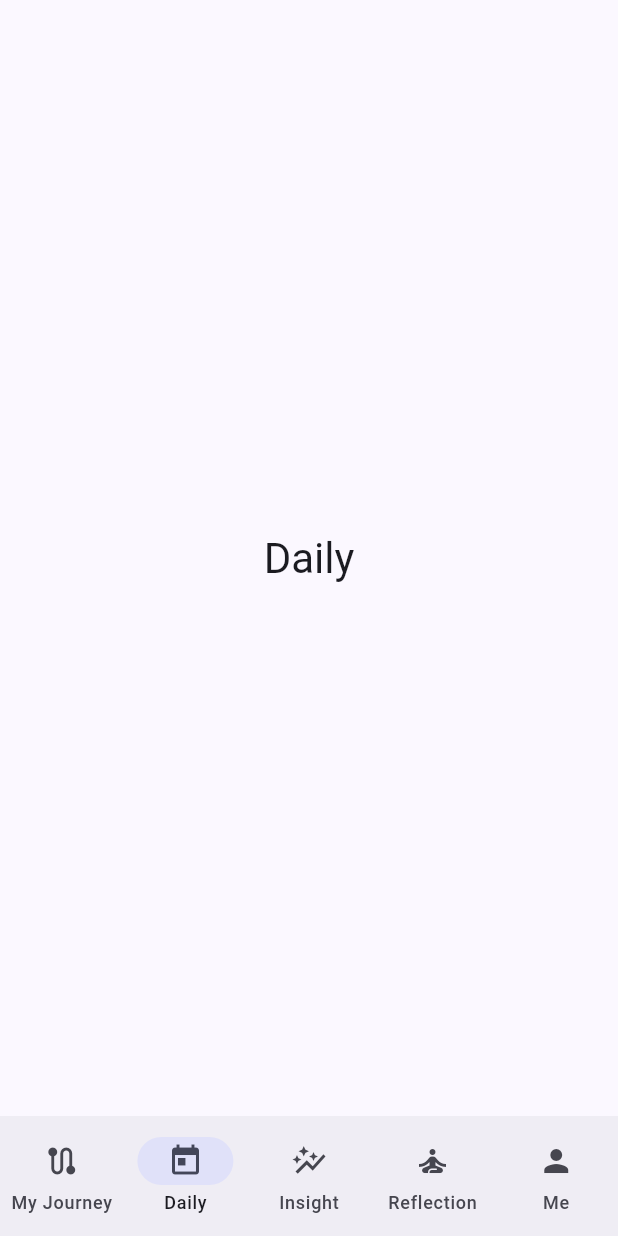
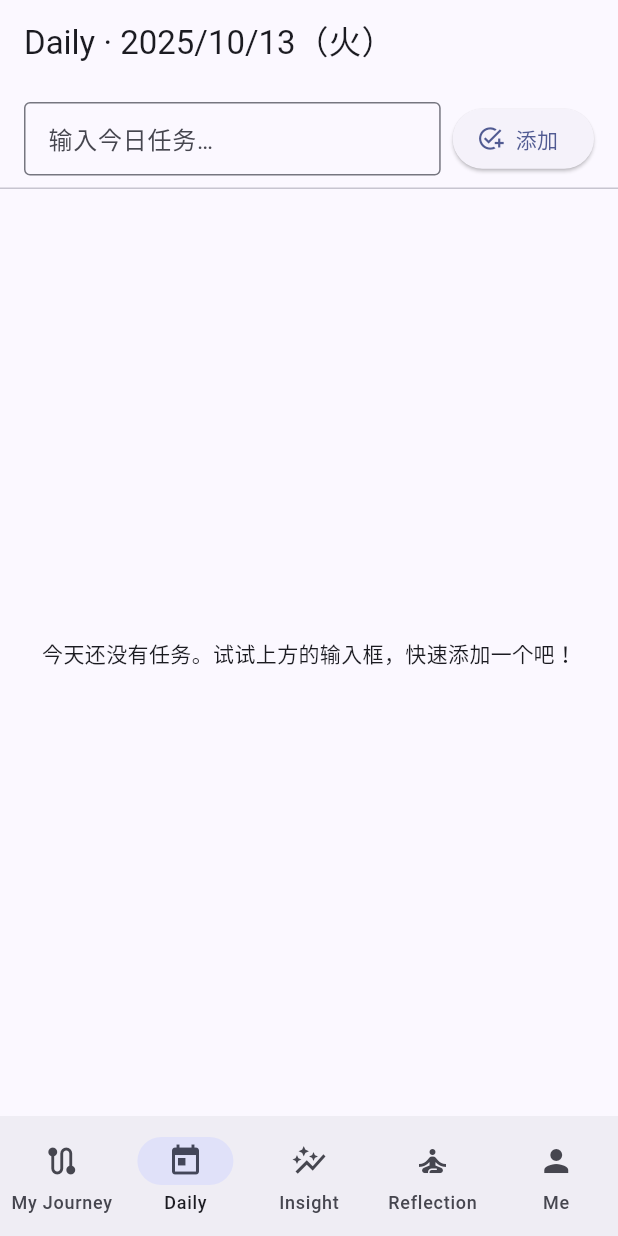
Before and after one commit to itsukikuchiki/target_notebook, a Flutter app: the screen it shows after launch, item 2 of the bottom bar chosen, on a phone screen of 412 x 824 dp. Run offline on Flutter 3.47's test engine with Material 3 defaults, Android fonts, the phone set to English and light mode, and no system bars; our stand-ins replace hive, hive_flutter; accounts and stored records are empty.

Commit message:
fix: resolve provider import/type conflicts via aliases; split clean providers

```diff
--- /dev/null
+++ b/lib/common/utils/date_utils.dart
@@ -0,0 +1,6 @@
+bool isSameDay(DateTime a, DateTime b) {
+  return a.year == b.year && a.month == b.month && a.day == b.day;
+}
+
+DateTime startOfDay(DateTime d) => DateTime(d.year, d.month, d.day);
+DateTime endOfDay(DateTime d) => DateTime(d.year, d.month, d.day, 23, 59, 59, 999);
--- a/lib/core_app.dart
+++ b/lib/core_app.dart
@@ -1,8 +1,8 @@
 import 'package:flutter/material.dart';
 import 'package:provider/provider.dart';
 import 'core/hive_init.dart';
-import 'providers/goal_provider.dart';
-import 'providers/task_provider.dart';
+import 'providers/goal_provider.dart' as goals;   // 👈 别名
+import 'providers/task_provider.dart' as tasks;   // 👈 别名
 import 'main_screen.dart';
 
 class CoreApp extends StatelessWidget {
@@ -10,16 +10,16 @@ class CoreApp extends StatelessWidget {
 
   Future<void> _startup(BuildContext context) async {
     await initHive();
-    await context.read<GoalProvider>().init();
-    await context.read<TaskProvider>().init();
+    await context.read<goals.GoalProvider>().init();
+    await context.read<tasks.TaskProvider>().init();
   }
 
   @override
   Widget build(BuildContext context) {
     return MultiProvider(
       providers: [
-        ChangeNotifierProvider(create: (_) => GoalProvider()),
-        ChangeNotifierProvider(create: (_) => TaskProvider()),
+        ChangeNotifierProvider(create: (_) => goals.GoalProvider()),
+        ChangeNotifierProvider(create: (_) => tasks.TaskProvider()),
       ],
       child: MaterialApp(
         title: '目標手帳',
--- /dev/null
+++ b/lib/features/daily/view/daily_page.dart
@@ -0,0 +1,120 @@
+import 'package:flutter/material.dart';
+import 'package:provider/provider.dart';
+import '../../../providers/task_provider.dart';
+import '../../../models/task.dart';
+
+class DailyPage extends StatefulWidget {
+  const DailyPage({super.key});
+  @override
+  State<DailyPage> createState() => _DailyPageState();
+}
+
+class _DailyPageState extends State<DailyPage> {
+  final _controller = TextEditingController();
+
+  @override
+  void dispose() {
+    _controller.dispose();
+    super.dispose();
+  }
+
+  Future<void> _addQuick(BuildContext context) async {
+    final text = _controller.text;
+    if (text.trim().isEmpty) {
+      ScaffoldMessenger.of(context).showSnackBar(
+        const SnackBar(content: Text('请输入任务标题')),
+      );
+      return;
+    }
+    await context.read<TaskProvider>().addQuickTaskToday(text);
+    _controller.clear();
+  }
+
+  @override
+  Widget build(BuildContext context) {
+    final today = DateTime.now(); // 设备本地时间；JST 下系统即为 JST
+    final tasks = context.watch<TaskProvider>().tasksForDay(today);
+
+    return Scaffold(
+      appBar: AppBar(
+        title: Text('Daily · ${_fmtDate(today)}'),
+      ),
+      body: Column(
+        children: [
+          // 快速新增
+          Padding(
+            padding: const EdgeInsets.fromLTRB(16, 12, 16, 8),
+            child: Row(
+              children: [
+                Expanded(
+                  child: TextField(
+                    controller: _controller,
+                    decoration: const InputDecoration(
+                      hintText: '输入今日任务…',
+                      border: OutlineInputBorder(),
+                      isDense: true,
+                    ),
+                    onSubmitted: (_) => _addQuick(context),
+                  ),
+                ),
+                const SizedBox(width: 8),
+                ElevatedButton.icon(
+                  onPressed: () => _addQuick(context),
+                  icon: const Icon(Icons.add_task),
+                  label: const Text('添加'),
+                ),
+              ],
+            ),
+          ),
+          const Divider(height: 1),
+          // 列表
+          Expanded(
+            child: tasks.isEmpty
+                ? const _EmptyState()
+                : ListView.separated(
+                    itemCount: tasks.length,
+                    separatorBuilder: (_, __) => const Divider(height: 1),
+                    itemBuilder: (ctx, i) => _TaskTile(task: tasks[i]),
+                  ),
+          ),
+        ],
+      ),
+    );
+  }
+
+  String _fmtDate(DateTime d) {
+    final w = ['月','火','水','木','金','土','日'][(d.weekday % 7)];
+    return '${d.year}/${d.month.toString().padLeft(2, '0')}/${d.day.toString().padLeft(2, '0')}（$w）';
+  }
+}
+
+class _TaskTile extends StatelessWidget {
+  final Task task;
+  const _TaskTile({required this.task});
+
+  @override
+  Widget build(BuildContext context) {
+    return CheckboxListTile(
+      title: Text(
+        task.title,
+        style: task.done ? const TextStyle(decoration: TextDecoration.lineThrough) : null,
+      ),
+      subtitle: task.note != null ? Text(task.note!) : null,
+      value: task.done,
+      onChanged: (_) => context.read<TaskProvider>().toggleDone(task.key as int),
+    );
+  }
+}
+
+class _EmptyState extends StatelessWidget {
+  const _EmptyState();
+  @override
+  Widget build(BuildContext context) {
+    return const Center(
+      child: Padding(
+        padding: EdgeInsets.all(24.0),
+        child: Text('今天还没有任务。试试上方的输入框，快速添加一个吧！'),
+      ),
+    );
+  }
+}
--- a/lib/main_screen.dart
+++ b/lib/main_screen.dart
@@ -1,5 +1,6 @@
 import 'package:flutter/material.dart';
 import 'features/journey/view/journey_demo_page.dart';
+import 'features/daily/view/daily_page.dart';
 
 class MainScreen extends StatefulWidget {
   const MainScreen({super.key});
@@ -11,8 +12,8 @@ class _MainScreenState extends State<MainScreen> {
   int _index = 0;
 
   final _pages = const [
-    JourneyDemoPage(), // ← 用 Demo 页替换 _JourneyPage()
-    _DailyPage(),
+    JourneyDemoPage(),
+    DailyPage(),         // ← 用真正的 Daily 页面
     _InsightPage(),
     _ReflectionPage(),
     _MePage(),
--- a/lib/providers/goal_provider.dart
+++ b/lib/providers/goal_provider.dart
@@ -1,29 +1,26 @@
 import 'package:flutter/foundation.dart';
 import 'package:hive/hive.dart';
 import '../core/hive_init.dart';
-import '../models/task.dart';
+import '../models/goal.dart';
 
-class TaskProvider extends ChangeNotifier {
-  late final Box<Task> _taskBox;
+class GoalProvider extends ChangeNotifier {
+  late final Box<Goal> _goalBox;
 
   Future<void> init() async {
-    _taskBox = Hive.box<Task>(AppBoxes.task);
+    _goalBox = Hive.box<Goal>(AppBoxes.goal);
   }
 
-  List<Task> tasksByGoal(int goalId) =>
-      _taskBox.values.where((t) => t.goalId == goalId).toList();
+  List<Goal> get goals => _goalBox.values.toList()
+    ..sort((a, b) => a.priority.compareTo(b.priority));
 
-  Future<int> addTask(Task t) async {
-    final key = await _taskBox.add(t);
+  Future<int> addGoal(Goal g) async {
+    final key = await _goalBox.add(g);
     notifyListeners();
     return key;
   }
 
-  Future<void> toggleDone(int key) async {
-    final t = _taskBox.get(key);
-    if (t == null) return;
-    t.done = !t.done;
-    await t.save();
+  Future<void> deleteGoal(int key) async {
+    await _goalBox.delete(key);
     notifyListeners();
   }
 }
--- a/lib/providers/task_provider.dart
+++ b/lib/providers/task_provider.dart
@@ -1,26 +1,52 @@
 import 'package:flutter/foundation.dart';
 import 'package:hive/hive.dart';
 import '../core/hive_init.dart';
-import '../models/goal.dart';
+import '../models/task.dart';
+import '../common/utils/date_utils.dart';
 
-class GoalProvider extends ChangeNotifier {
-  late final Box<Goal> _goalBox;
+class TaskProvider extends ChangeNotifier {
+  late final Box<Task> _taskBox;
 
   Future<void> init() async {
-    _goalBox = Hive.box<Goal>(AppBoxes.goal);
+    _taskBox = Hive.box<Task>(AppBoxes.task);
   }
 
-  List<Goal> get goals => _goalBox.values.toList()
-    ..sort((a, b) => a.priority.compareTo(b.priority));
+  List<Task> tasksByGoal(int goalId) =>
+      _taskBox.values.where((t) => t.goalId == goalId).toList();
 
-  Future<int> addGoal(Goal g) async {
-    final key = await _goalBox.add(g);
+  List<Task> tasksForDay(DateTime day) {
+    final s = startOfDay(day);
+    final e = endOfDay(day);
+    final list = _taskBox.values.where((t) {
+      final sa = t.startAt;
+      final ea = t.endAt;
+      final saIn = sa != null && !sa.isBefore(s) && !sa.isAfter(e);
+      final eaIn = ea != null && !ea.isBefore(s) && !ea.isAfter(e);
+      return saIn || (sa == null && eaIn);
+    }).toList();
+    list.sort((a, b) => (a.done ? 1 : 0).compareTo(b.done ? 1 : 0));
+    return list;
+  }
+
+  Future<int> addTask(Task t) async {
+    final key = await _taskBox.add(t);
     notifyListeners();
     return key;
   }
 
-  Future<void> deleteGoal(int key) async {
-    await _goalBox.delete(key);
+  Future<int> addQuickTaskToday(String title) async {
+    final now = DateTime.now();
+    final t = Task(title: title.trim().isEmpty ? '今日任务' : title.trim(), startAt: now);
+    final key = await _taskBox.add(t);
+    notifyListeners();
+    return key;
+  }
+
+  Future<void> toggleDone(int key) async {
+    final t = _taskBox.get(key);
+    if (t == null) return;
+    t.done = !t.done;
+    await t.save();
     notifyListeners();
   }
 }
```
Also changed, not shown: lib/features/journey/view/journey_demo_page.dart (+11 -26 lines).
